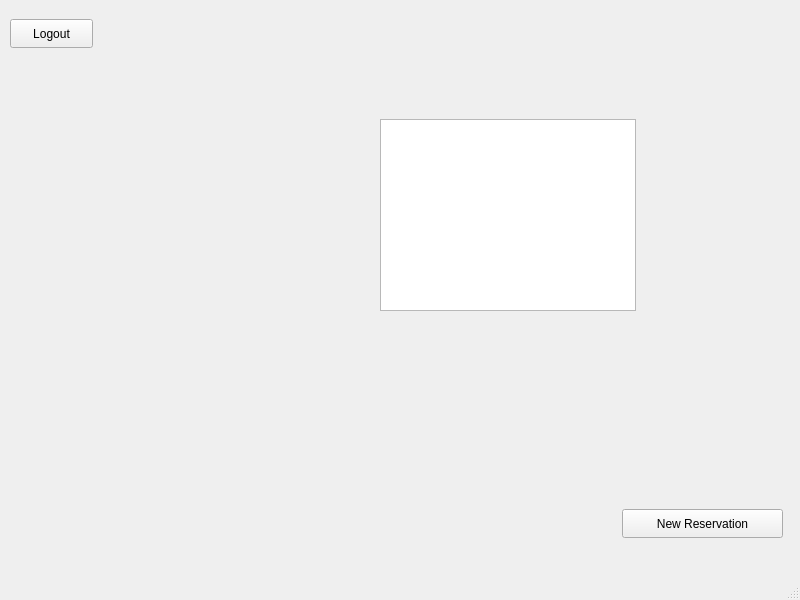
Above: mainwindow.ui from Tristen-Trias/CSUSM-Parking-Application before the change. Below: the same form after it.
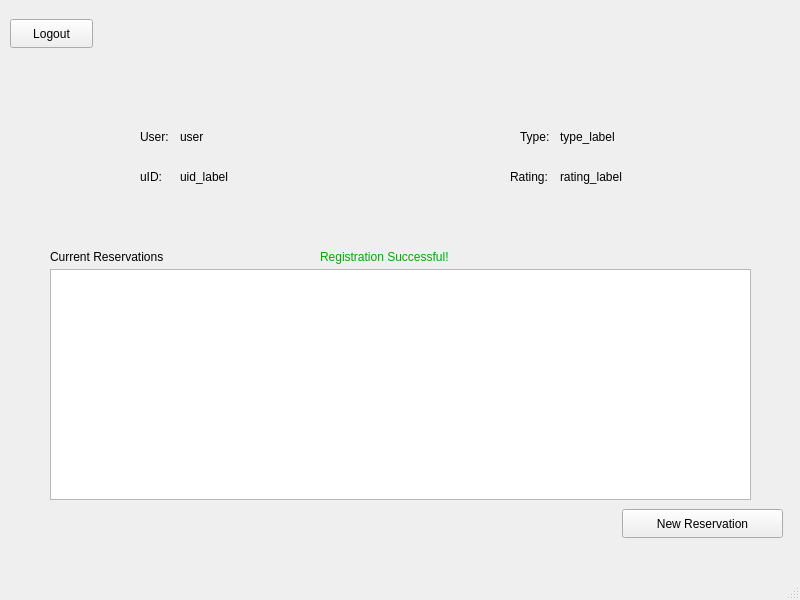
That is the form after the change. The open tabs and pages were chosen to show the change.

Diff of the .ui file:
```diff
--- a/mainwindow.ui
+++ b/mainwindow.ui
@@ -15,6 +15,9 @@
   </property>
   <widget class="QWidget" name="centralwidget">
    <widget class="QStackedWidget" name="stackedWidget">
+    <property name="enabled">
+     <bool>true</bool>
+    </property>
     <property name="geometry">
      <rect>
       <x>0</x>
@@ -26,7 +29,6 @@
     <property name="currentIndex">
      <number>0</number>
     </property>
-    <widget class="QWidget" name="user"/>
     <widget class="QWidget" name="login">
      <widget class="QLabel" name="csusm_logo">
       <property name="geometry">
@@ -256,16 +258,6 @@
        <string>Logout</string>
       </property>
      </widget>
-     <widget class="QListView" name="reservations">
-      <property name="geometry">
-       <rect>
-        <x>380</x>
-        <y>110</y>
-        <width>256</width>
-        <height>192</height>
-       </rect>
-      </property>
-     </widget>
      <widget class="QPushButton" name="new_reservation_button">
       <property name="geometry">
        <rect>
@@ -279,6 +271,146 @@
        <string>New Reservation</string>
       </property>
      </widget>
+     <widget class="QTableView" name="reservations_table">
+      <property name="geometry">
+       <rect>
+        <x>50</x>
+        <y>260</y>
+        <width>701</width>
+        <height>231</height>
+       </rect>
+      </property>
+     </widget>
+     <widget class="QLabel" name="user">
+      <property name="geometry">
+       <rect>
+        <x>140</x>
+        <y>120</y>
+        <width>31</width>
+        <height>16</height>
+       </rect>
+      </property>
+      <property name="text">
+       <string>User:</string>
+      </property>
+     </widget>
+     <widget class="QLabel" name="uID">
+      <property name="geometry">
+       <rect>
+        <x>140</x>
+        <y>160</y>
+        <width>49</width>
+        <height>16</height>
+       </rect>
+      </property>
+      <property name="text">
+       <string>uID:</string>
+      </property>
+     </widget>
+     <widget class="QLabel" name="type">
+      <property name="geometry">
+       <rect>
+        <x>520</x>
+        <y>120</y>
+        <width>49</width>
+        <height>16</height>
+       </rect>
+      </property>
+      <property name="text">
+       <string>Type:</string>
+      </property>
+     </widget>
+     <widget class="QLabel" name="current_reservations">
+      <property name="geometry">
+       <rect>
+        <x>50</x>
+        <y>240</y>
+        <width>171</width>
+        <height>16</height>
+       </rect>
+      </property>
+      <property name="text">
+       <string>Current Reservations</string>
+      </property>
+     </widget>
+     <widget class="QLabel" name="user_label">
+      <property name="geometry">
+       <rect>
+        <x>180</x>
+        <y>120</y>
+        <width>49</width>
+        <height>16</height>
+       </rect>
+      </property>
+      <property name="text">
+       <string>user</string>
+      </property>
+     </widget>
+     <widget class="QLabel" name="uID_label">
+      <property name="geometry">
+       <rect>
+        <x>180</x>
+        <y>160</y>
+        <width>81</width>
+        <height>16</height>
+       </rect>
+      </property>
+      <property name="text">
+       <string>uid_label</string>
+      </property>
+     </widget>
+     <widget class="QLabel" name="type_label">
+      <property name="geometry">
+       <rect>
+        <x>560</x>
+        <y>120</y>
+        <width>61</width>
+        <height>16</height>
+       </rect>
+      </property>
+      <property name="text">
+       <string>type_label</string>
+      </property>
+     </widget>
+     <widget class="QLabel" name="rating">
+      <property name="geometry">
+       <rect>
+        <x>510</x>
+        <y>160</y>
+        <width>49</width>
+        <height>16</height>
+       </rect>
+      </property>
+      <property name="text">
+       <string>Rating:</string>
+      </property>
+     </widget>
+     <widget class="QLabel" name="rating_label">
+      <property name="geometry">
+       <rect>
+        <x>560</x>
+        <y>160</y>
+        <width>131</width>
+        <height>16</height>
+       </rect>
+      </property>
+      <property name="text">
+       <string>rating_label</string>
+      </property>
+     </widget>
+     <widget class="QLabel" name="success_label">
+      <property name="geometry">
+       <rect>
+        <x>320</x>
+        <y>240</y>
+        <width>131</width>
+        <height>16</height>
+       </rect>
+      </property>
+      <property name="text">
+       <string>&lt;html&gt;&lt;head/&gt;&lt;body&gt;&lt;p&gt;&lt;span style=&quot; color:#00aa00;&quot;&gt;Registration Successful!&lt;/span&gt;&lt;/p&gt;&lt;/body&gt;&lt;/html&gt;</string>
+      </property>
+     </widget>
     </widget>
    </widget>
   </widget>
```
Left out of the diff: 98 changed lines with no effect on the pictures.
